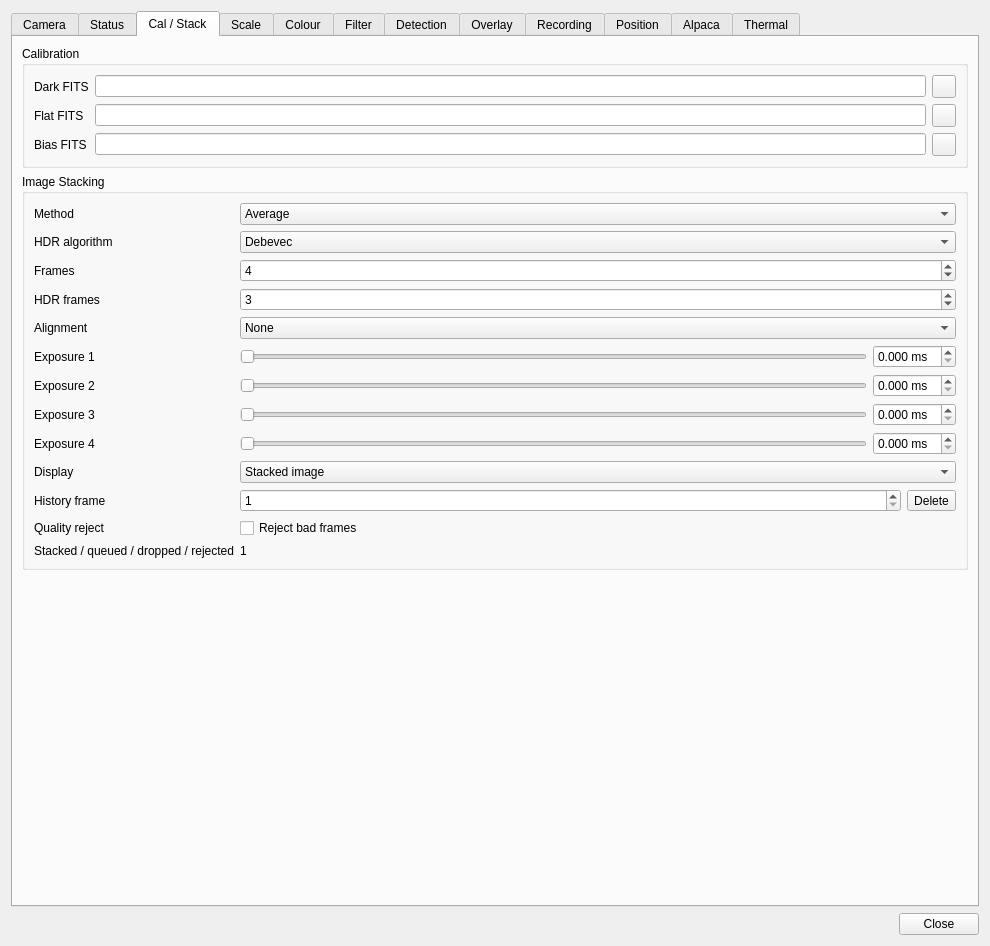
First picture: the form in plugins/feature/camera/camerasettingsdialog.ui, repository srcejon/sdrangel, before the edit.
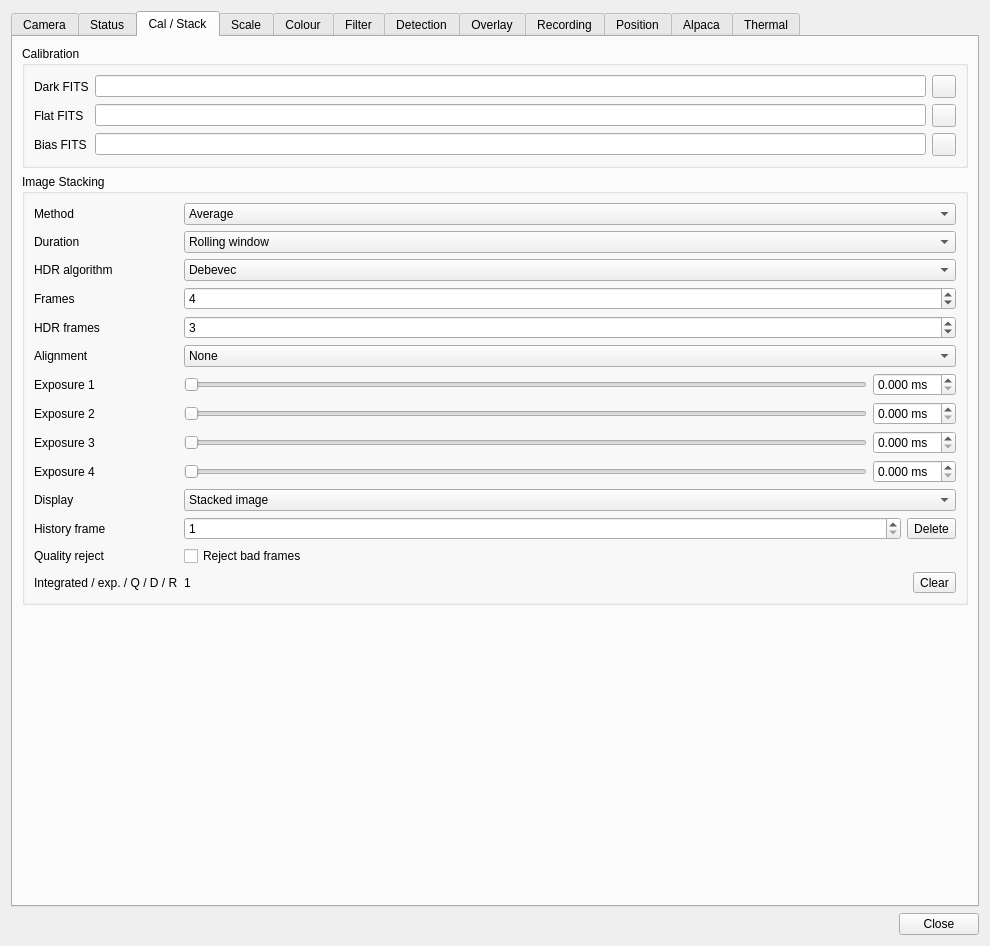
Second picture: the form after the edit. The open tabs and pages were chosen to show the change. Icons and pictures are not drawn. Custom widgets are drawn as their Qt base class.

```diff
--- a/plugins/feature/camera/camerasettingsdialog.ui
+++ b/plugins/feature/camera/camerasettingsdialog.ui
@@ -1451,13 +1451,37 @@
            </widget>
           </item>
           <item row="1" column="0">
+           <widget class="QLabel" name="stackDurationModeLabel">
+            <property name="text">
+             <string>Duration</string>
+            </property>
+           </widget>
+          </item>
+          <item row="1" column="1">
+           <widget class="QComboBox" name="stackDurationModeCombo">
+            <property name="toolTip">
+             <string>Use a rolling frame window, or continuously integrate accepted Average-stack frames while retaining only the configured number for review</string>
+            </property>
+            <item>
+             <property name="text">
+              <string>Rolling window</string>
+             </property>
+            </item>
+            <item>
+             <property name="text">
+              <string>Continuous</string>
+             </property>
+            </item>
+           </widget>
+          </item>
+          <item row="2" column="0">
            <widget class="QLabel" name="stackHdrAlgorithmLabel">
             <property name="text">
              <string>HDR algorithm</string>
             </property>
            </widget>
           </item>
-          <item row="1" column="1">
+          <item row="2" column="1">
            <widget class="QComboBox" name="stackHdrAlgorithmCombo">
             <property name="toolTip">
              <string>Algorithm used to merge bracketed HDR frames</string>
@@ -1479,14 +1503,14 @@
             </item>
            </widget>
           </item>
-          <item row="2" column="0">
+          <item row="3" column="0">
            <widget class="QLabel" name="stackFrameCountLabel">
             <property name="text">
              <string>Frames</string>
             </property>
            </widget>
           </item>
-          <item row="2" column="1">
+          <item row="3" column="1">
            <widget class="QSpinBox" name="stackFrameCountSpin">
             <property name="toolTip">
              <string>Number of frames to average together</string>
@@ -1502,14 +1526,14 @@
             </property>
            </widget>
           </item>
-          <item row="3" column="0">
+          <item row="4" column="0">
            <widget class="QLabel" name="stackHdrExposureCountLabel">
             <property name="text">
              <string>HDR frames</string>
             </property>
            </widget>
           </item>
-          <item row="3" column="1">
+          <item row="4" column="1">
            <widget class="QSpinBox" name="stackHdrExposureCountSpin">
             <property name="toolTip">
              <string>Number of exposure brackets used for HDR stacking.</string>
@@ -1525,14 +1549,14 @@
             </property>
            </widget>
           </item>
-          <item row="4" column="0">
+          <item row="5" column="0">
            <widget class="QLabel" name="stackAlignmentLabel">
             <property name="text">
              <string>Alignment</string>
             </property>
            </widget>
           </item>
-          <item row="4" column="1">
+          <item row="5" column="1">
            <widget class="QComboBox" name="stackAlignmentCombo">
             <property name="toolTip">
              <string>Optional frame alignment before stacking. Phase correlation handles translation; star centroid matching can also compensate small rotation/scale drift.</string>
@@ -1554,14 +1578,14 @@
             </item>
            </widget>
           </item>
-          <item row="5" column="0">
+          <item row="6" column="0">
            <widget class="QLabel" name="stackHdrExposure1Label">
             <property name="text">
              <string>Exposure 1</string>
             </property>
            </widget>
           </item>
-          <item row="5" column="1">
+          <item row="6" column="1">
            <layout class="QHBoxLayout" name="stackHdrExposure1Layout">
             <item>
              <widget class="QSlider" name="stackHdrExposure1Slider">
@@ -1591,14 +1615,14 @@
             </item>
            </layout>
           </item>
-          <item row="6" column="0">
+          <item row="7" column="0">
            <widget class="QLabel" name="stackHdrExposure2Label">
             <property name="text">
              <string>Exposure 2</string>
             </property>
            </widget>
           </item>
-          <item row="6" column="1">
+          <item row="7" column="1">
            <layout class="QHBoxLayout" name="stackHdrExposure2Layout">
             <item>
              <widget class="QSlider" name="stackHdrExposure2Slider">
@@ -1628,14 +1652,14 @@
             </item>
            </layout>
           </item>
-          <item row="7" column="0">
+          <item row="8" column="0">
            <widget class="QLabel" name="stackHdrExposure3Label">
             <property name="text">
              <string>Exposure 3</string>
             </property>
            </widget>
           </item>
-          <item row="7" column="1">
+          <item row="8" column="1">
            <layout class="QHBoxLayout" name="stackHdrExposure3Layout">
             <item>
              <widget class="QSlider" name="stackHdrExposure3Slider">
@@ -1665,14 +1689,14 @@
             </item>
            </layout>
           </item>
-          <item row="8" column="0">
+          <item row="9" column="0">
            <widget class="QLabel" name="stackHdrExposure4Label">
             <property name="text">
              <string>Exposure 4</string>
             </property>
            </widget>
           </item>
-          <item row="8" column="1">
+          <item row="9" column="1">
            <layout class="QHBoxLayout" name="stackHdrExposure4Layout">
             <item>
              <widget class="QSlider" name="stackHdrExposure4Slider">
@@ -1702,14 +1726,14 @@
             </item>
            </layout>
           </item>
-          <item row="9" column="0">
+          <item row="10" column="0">
            <widget class="QLabel" name="stackDisplayModeLabel">
             <property name="text">
              <string>Display</string>
             </property>
            </widget>
           </item>
-          <item row="9" column="1">
+          <item row="10" column="1">
            <widget class="QComboBox" name="stackDisplayModeCombo">
             <property name="toolTip">
              <string>Select the stack output, one stored stack frame, or a tiled overview of stored frames</string>
@@ -1731,14 +1755,14 @@
             </item>
            </widget>
           </item>
-          <item row="10" column="0">
+          <item row="11" column="0">
            <widget class="QLabel" name="stackDisplayFrameLabel">
             <property name="text">
              <string>History frame</string>
             </property>
            </widget>
           </item>
-          <item row="10" column="1">
+          <item row="11" column="1">
            <layout class="QHBoxLayout" name="stackDisplayFrameLayout">
             <item>
              <widget class="QSpinBox" name="stackDisplayFrameSpin">
@@ -1768,14 +1792,14 @@
             </item>
            </layout>
           </item>
-          <item row="11" column="0">
+          <item row="12" column="0">
            <widget class="QLabel" name="stackRejectBadFramesLabel">
             <property name="text">
              <string>Quality reject</string>
             </property>
            </widget>
           </item>
-          <item row="11" column="1">
+          <item row="12" column="1">
            <widget class="QCheckBox" name="stackRejectBadFramesCheck">
             <property name="toolTip">
              <string>Reject obvious bad stack frames using brightness, saturation, contrast and sharpness checks</string>
@@ -1785,19 +1809,37 @@
             </property>
            </widget>
           </item>
-          <item row="12" column="0">
+          <item row="13" column="0">
            <widget class="QLabel" name="stackCurrentCountLabel">
             <property name="text">
-             <string>Stacked / queued / dropped / rejected</string>
+             <string>Integrated / exp. / Q / D / R</string>
             </property>
            </widget>
           </item>
-          <item row="12" column="1">
-           <widget class="QLabel" name="stackCurrentCountValue">
-            <property name="text">
-             <string>1</string>
-            </property>
-           </widget>
+          <item row="13" column="1">
+           <layout class="QHBoxLayout" name="stackCurrentCountLayout">
+            <item>
+             <widget class="QLabel" name="stackCurrentCountValue">
+              <property name="text">
+               <string>1</string>
+              </property>
+             </widget>
+            </item>
+            <item>
+             <widget class="QToolButton" name="stackClearButton">
+              <property name="toolTip">
+               <string>Clear the current stack and restart integration</string>
+              </property>
+              <property name="text">
+               <string>Clear</string>
+              </property>
+              <property name="icon">
+               <iconset resource="../../../sdrgui/resources/res.qrc">
+                <normaloff>:/clear.png</normaloff>:/clear.png</iconset>
+              </property>
+             </widget>
+            </item>
+           </layout>
           </item>
          </layout>
         </widget>
```
